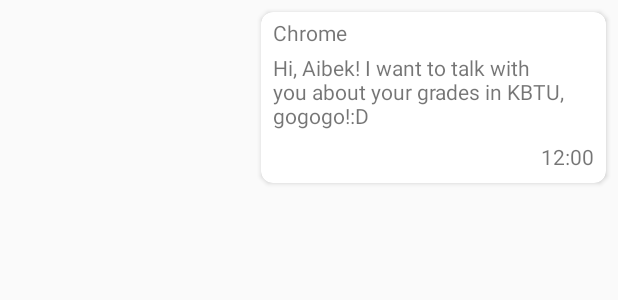
After one commit to alikhan880/MeshChat, an Android app: the layout recycler_item_message_sender.xml on its own in the app's theme, with its tools: preview values and no code run, on a phone screen of 412 x 824 dp. The commit adds this screen. Shown: the top 300 px of the screen. Run offline under Robolectric (Android 15) with nearby library versions, the phone set to English and light mode, and no system bars.

Commit message:
add message cards

```diff
--- /dev/null
+++ b/app/src/main/res/layout/recycler_item_message_sender.xml
@@ -0,0 +1,51 @@
+<?xml version="1.0" encoding="utf-8"?>
+<LinearLayout
+	android:id="@+id/rootLinearLayout"
+	xmlns:android = "http://schemas.android.com/apk/res/android"
+              xmlns:app = "http://schemas.android.com/apk/res-auto"
+              android:orientation = "vertical"
+              android:layout_width = "match_parent"
+              android:layout_height = "wrap_content"
+              android:gravity = "right">
+	<android.support.v7.widget.CardView
+		android:id="@+id/cardView"
+		android:layout_width = "230dp"
+		android:layout_height = "wrap_content"
+		android:layout_margin = "8dp"
+		android:elevation = "8dp"
+		app:cardCornerRadius = "8dp">
+		<RelativeLayout
+			android:layout_width = "match_parent"
+		    android:layout_height = "match_parent">
+			<TextView
+				android:layout_marginLeft="8dp"
+				android:layout_marginTop="4dp"
+				android:id = "@+id/authorTextView"
+				android:layout_width = "wrap_content"
+				android:layout_height = "wrap_content"
+				android:textSize="14sp"
+				android:text = "Chrome"
+				android:layout_alignParentTop = "true" android:layout_alignParentLeft = "true"
+				android:layout_alignParentStart = "true"/>
+			<TextView
+				android:id="@+id/contentTextView"
+				android:layout_marginLeft="8dp"
+				android:layout_marginTop="4dp"
+				android:layout_width = "wrap_content"
+				android:layout_height = "wrap_content"
+				android:textSize="14sp"
+			    android:text="Hi, Aibek! I want to talk with you about your grades in KBTU, gogogo!:D"
+			    android:layout_below="@id/authorTextView"
+			/>
+			<TextView
+				android:id="@+id/dateTextView"
+				android:text="12:00"
+				android:layout_width = "wrap_content"
+				android:layout_height = "wrap_content"
+			    android:layout_below="@+id/contentTextView"
+			    android:layout_alignParentRight="true"
+			    android:layout_margin="8dp"
+			/>
+		</RelativeLayout>
+	</android.support.v7.widget.CardView>
+</LinearLayout>
```
Also changed, not shown: app/src/main/java/kz/kbtu/meshchat/Adapter/RecyclerMessagesAdapter.java (+23 -15 lines), app/src/main/res/layout/recycler_item_message.xml (+7 -6 lines).
